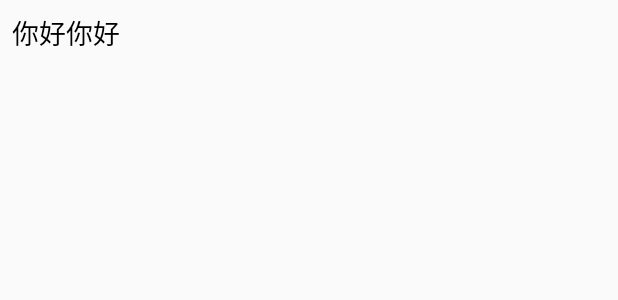
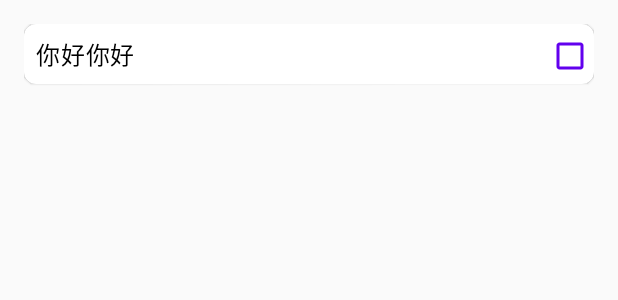
Before and after one commit to luzhiqian00/MeasureTest, an Android app: the layout outer_item_layout.xml on its own in the app's theme, with its tools: preview values and no code run, on a phone screen of 412 x 824 dp. Shown: the top 300 px of the screen. Run offline under Robolectric (Android 15) with nearby library versions, the phone set to English and light mode, and no system bars.

```diff
--- a/app/src/main/java/com/example/myapplication/CharacteristicActivity.kt
+++ b/app/src/main/java/com/example/myapplication/CharacteristicActivity.kt
@@ -304,7 +304,7 @@ class CharacteristicActivity : AppCompatActivity() {
         // 创建 DataPoint 实体
         val dataPoint = DataPoint(
             measurementId = measurementId!!, // 确保类型匹配
-            value = value,
+            value = value.split("\n").getOrNull(1).toString(),
             userEmail = userEmail
         )
 
@@ -341,7 +341,7 @@ class CharacteristicActivity : AppCompatActivity() {
         values.map { value ->
             val dataPoint = DataPoint(
                 measurementId = measurementId,
-                value = value,
+                value = value.split("\n").getOrNull(1).toString(),
                 userEmail = userEmail
             )
             dataPointDao?.insertDataPoint(dataPoint)
--- a/app/src/main/java/com/example/myapplication/model/measureResultModel/MeasurementDao.kt
+++ b/app/src/main/java/com/example/myapplication/model/measureResultModel/MeasurementDao.kt
@@ -11,10 +11,11 @@ interface MeasurementDao {
     @Insert
     fun insertMeasurement(measurement: Measurement?):Long
 
-
-
     @Query("SELECT * FROM measurements WHERE userEmail = :userEmail")
     fun getMeasurementsForUser(userEmail: String): List<Measurement?>?
+
+    @Query("SELECT EXISTS(SELECT 1 FROM measurements WHERE measurementId = :measurementId AND userEmail = :userEmail)")
+    fun doesMeasurementExist(measurementId: String, userEmail: String): Boolean
 
     @Query("DELETE FROM measurements WHERE userEmail = :userEmail")
     fun deleteMeasurementsForUser(userEmail: String): Int
--- a/app/src/main/res/layout/outer_item_layout.xml
+++ b/app/src/main/res/layout/outer_item_layout.xml
@@ -1,59 +1,57 @@
 <?xml version="1.0" encoding="utf-8"?>
-<!-- outer_item_layout -->
 <LinearLayout xmlns:android="http://schemas.android.com/apk/res/android"
+    xmlns:app="http://schemas.android.com/apk/res-auto"
     android:layout_width="match_parent"
     android:layout_height="wrap_content"
-    android:orientation="vertical">
+    android:orientation="vertical"
+    android:background="?attr/selectableItemBackgroundBorderless"
+    android:padding="16dp">
+
+    <com.google.android.material.card.MaterialCardView
+        android:layout_width="match_parent"
+        android:layout_height="wrap_content"
+        android:layout_marginBottom="8dp"
+        app:cardCornerRadius="8dp">
 
         <LinearLayout
             android:layout_width="match_parent"
             android:layout_height="wrap_content"
             android:orientation="horizontal">
 
-        <!-- TextView to display measurement ID -->
             <TextView
                 android:id="@+id/measurementIdTextView"
-            android:layout_width="wrap_content"
+                android:layout_width="0dp"
                 android:layout_height="wrap_content"
+                android:layout_weight="1"
                 android:padding="8dp"
                 android:text="你好你好"
-            android:textAppearance="?android:textAppearanceMedium"
-            android:textColor="@android:color/black" />
+                android:textAppearance="?attr/textAppearanceBody1"
+                android:textColor="?attr/colorOnSurface" />
 
-        <!-- 一个空的View，用于占据TextView和CheckBox之间的空间 -->
-        <View
-            android:layout_width="0dp"
-            android:layout_height="0dp"
-            android:layout_weight="1" />
-
-        <CheckBox
+            <com.google.android.material.checkbox.MaterialCheckBox
                 android:id="@+id/measurementSelectionCheckBox"
                 android:layout_width="wrap_content"
                 android:layout_height="wrap_content"
-            android:visibility="gone"/>
+                android:visibility="visible"
+                app:buttonTint="?attr/colorPrimary" />
 
         </LinearLayout>
+    </com.google.android.material.card.MaterialCardView>
 
-    <TextView
+    <com.google.android.material.textview.MaterialTextView
         android:id="@+id/measurementDescription"
-        android:layout_width="wrap_content"
-        android:layout_height="wrap_content"
-        android:textAppearance="?android:textAppearanceMedium"
-        android:textColor="@android:color/black"
-        android:layout_marginStart="16dp"/>
-
-    <LinearLayout
         android:layout_width="match_parent"
         android:layout_height="wrap_content"
-        android:layout_gravity="center"
-        android:gravity="center"
-        android:orientation="vertical">
+        android:layout_marginStart="16dp"
+        android:textAppearance="?attr/textAppearanceBody2"
+        android:textColor="?attr/colorOnSurface" />
 
     <androidx.recyclerview.widget.RecyclerView
         android:id="@+id/innerRecyclerView"
         android:layout_width="match_parent"
         android:layout_height="wrap_content"
-        android:padding="8dp"/>
-    </LinearLayout>
+        android:padding="8dp"
+        app:layoutManager="LinearLayoutManager"
+         /> <!-- Replace with your list item layout -->
 
 </LinearLayout>
```
Also changed, not shown: app/src/main/java/com/example/myapplication/CharacteristicsHistoryActivity.kt (+90 -0 lines), app/src/main/java/com/example/myapplication/model/MeasurementData.kt (+12 -14 lines), app/src/main/res/layout/activity_characteristic.xml (+9 -9 lines), loginLibrary/src/main/res/layout/activity_profile.xml (+1 -8 lines), 1 other file. Lines whose indentation alone changed are shown as unchanged.
